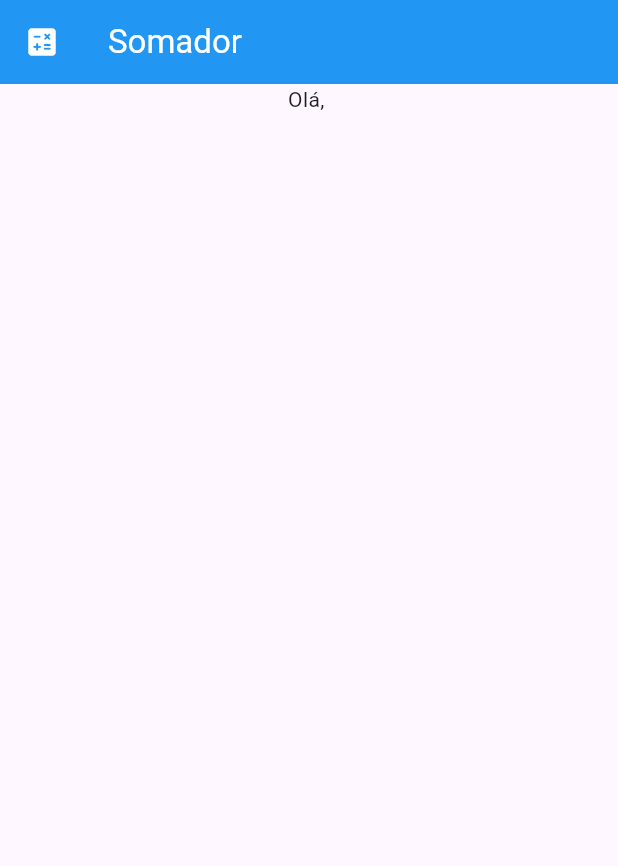
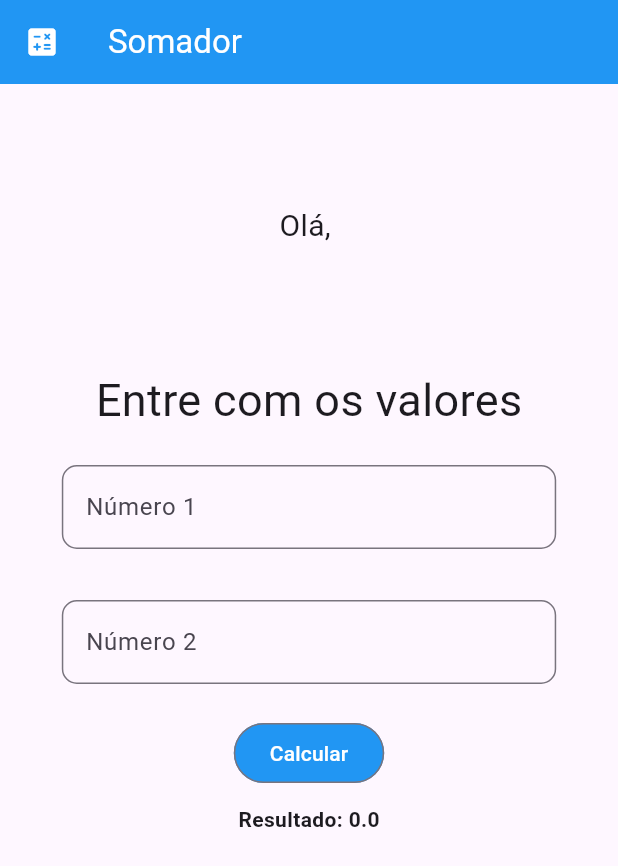
Before and after one commit to ichbinnichts/app_somador, a Flutter app: the SomadorPage screen opened by its route, on a phone screen of 412 x 824 dp. Shown: the top 866 px of the screen. Run offline on Flutter 3.47's test engine with Material 3 defaults, Android fonts, the phone set to English and light mode, and no system bars; our stand-ins replace shared_preferences; accounts and stored records are empty.

Commit message:
feat: implement sum in somador page

```diff
--- a/lib/views/somador_page.dart
+++ b/lib/views/somador_page.dart
@@ -1,4 +1,8 @@
+import 'package:app_somador/components/form_text_field_component.dart';
 import 'package:app_somador/components/main_app_bar_component.dart';
+import 'package:app_somador/components/main_button_component.dart';
+import 'package:app_somador/components/main_text_component.dart';
+import 'package:app_somador/components/snack_bar_component.dart';
 import 'package:flutter/material.dart';
 import 'package:shared_preferences/shared_preferences.dart';
 
@@ -12,6 +16,7 @@ class SomadorPage extends StatefulWidget {
 class _SomadorPageState extends State<SomadorPage> {
   SharedPreferences? prefs;
   String _username = 'Guest';
+  double resultado = 0;
 
   @override
   void initState() {
@@ -29,11 +34,88 @@ class _SomadorPageState extends State<SomadorPage> {
 
   @override
   Widget build(BuildContext context) {
+    final numero1 = TextEditingController();
+    final numero2 = TextEditingController();
+    final _formKey = GlobalKey<FormState>();
+
     return Scaffold(
       appBar: appBar(),
       body: Center(
-        child: Column(
-          children: [Text('Olá, ${_username}')],
+        child: Form(
+          key: _formKey,
+          child: Column(
+            children: [
+              const SizedBox(
+                height: 80,
+              ),
+              mainText('Olá, ${_username}'),
+              const SizedBox(
+                height: 80,
+              ),
+              const Text(
+                'Entre com os valores',
+                style: TextStyle(fontSize: 30),
+              ),
+              const SizedBox(
+                height: 10,
+              ),
+              FormTextField(
+                label: 'Número 1',
+                hint: '',
+                textController: numero1,
+                inputValidator: (numero) {
+                  if (numero == null || numero.isEmpty) {
+                    return 'Número 1 não preenchido';
+                  }
+
+                  return null;
+                },
+              ),
+              const SizedBox(
+                height: 10,
+              ),
+              FormTextField(
+                label: 'Número 2',
+                hint: '',
+                textController: numero2,
+                inputValidator: (numero) {
+                  if (numero == null || numero.isEmpty) {
+                    return 'Número 2 não preenchido';
+                  }
+
+                  return null;
+                },
+              ),
+              const SizedBox(
+                height: 10,
+              ),
+              MainButton(
+                text: 'Calcular',
+                onPressed: () {
+                  if (_formKey.currentState!.validate()) {
+                    setState(() {
+                      resultado = double.parse(numero1.text) +
+                          double.parse(numero2.text);
+                    });
+                  } else {
+                    ScaffoldMessenger.of(context).showSnackBar(snackBar(
+                      message: 'Dados não preenchidos',
+                      color: Colors.red,
+                    ));
+                  }
+                },
+              ),
+              const SizedBox(
+                height: 10,
+              ),
+              Text(
+                'Resultado: $resultado',
+                style: const TextStyle(
+                  fontWeight: FontWeight.bold,
+                ),
+              )
+            ],
+          ),
         ),
       ),
     );
```
